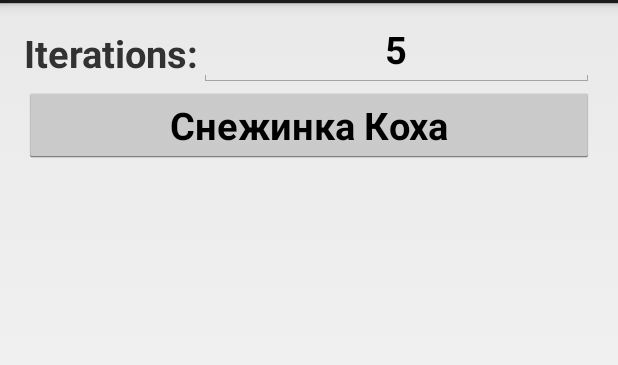
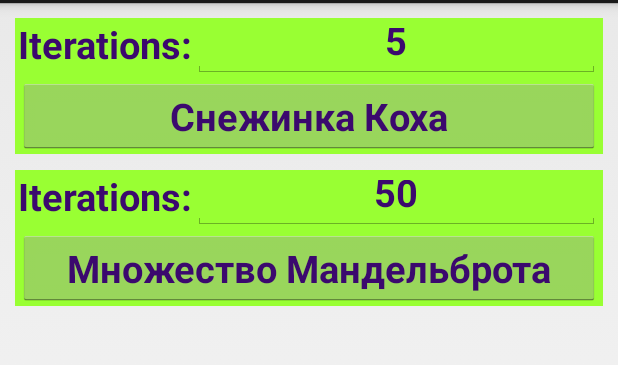
Before and after one commit to Dront/Fractals, an Android app: the screen it shows after launch (MainActivity), on a phone screen of 412 x 824 dp, the part 69-434 px from its top. Run offline under Robolectric (Android 15) with nearby library versions, the phone set to English and light mode, and no system bars.

Commit message:
Added Mandelbrot set, changed interface a bit

```diff
--- a/app/src/main/res/layout/activity_main.xml
+++ b/app/src/main/res/layout/activity_main.xml
@@ -13,7 +13,11 @@
         android:layout_width="wrap_content"
         android:layout_height="wrap_content"
         android:layout_alignParentLeft="true"
-        android:layout_alignParentStart="true">
+        android:layout_alignParentStart="true"
+        android:layout_marginBottom="@dimen/std_margin"
+        android:background="@color/std_background"
+        android:paddingLeft="@dimen/std_padding"
+        android:paddingRight="@dimen/std_padding">
 
         <RelativeLayout
             android:id="@+id/rowKoch"
@@ -47,7 +51,7 @@
         </RelativeLayout>
 
         <Button
-            android:id="@+id/btnDraw"
+            android:id="@+id/btnDrawKoch"
             android:layout_width="fill_parent"
             android:layout_height="wrap_content"
             android:layout_below="@id/rowKoch"
@@ -55,8 +59,63 @@
             android:text="@string/drawKoch"
             style="@style/stdText"
 
-            android:onClick="DrawKoch"/>
+            android:onClick="drawKoch"/>
 
     </RelativeLayout>
 
+    <RelativeLayout
+        android:id="@+id/MandelbrotLayout"
+        android:layout_width="fill_parent"
+        android:layout_height="wrap_content"
+        android:layout_below="@id/KochLayout"
+        android:layout_marginTop="@dimen/std_margin"
+        android:layout_marginBottom="@dimen/std_margin"
+        android:background="@color/std_background"
+        android:paddingLeft="@dimen/std_padding"
+        android:paddingRight="@dimen/std_padding">
+
+        <RelativeLayout
+            android:id="@+id/rowMandel"
+            android:layout_width="fill_parent"
+            android:layout_height="@dimen/std_row_height">
+
+            <TextView
+                android:id="@+id/txtViewMandel"
+                android:layout_width="wrap_content"
+                android:layout_height="fill_parent"
+                android:layout_alignParentLeft="true"
+                android:layout_alignParentStart="true"
+
+                style="@style/stdText"
+                android:gravity="start"
+                android:text="@string/MandelIterations" />
+
+            <EditText
+                android:layout_width="fill_parent"
+                android:layout_height="fill_parent"
+                android:id="@+id/edtTextMandelNum"
+                android:layout_toRightOf="@id/txtViewMandel"
+                android:layout_toEndOf="@id/txtViewMandel"
+
+                android:gravity="center"
+                android:inputType="numberDecimal"
+                style="@style/stdText"
+                android:text="@string/stdMandelNum"/>
+
+
+        </RelativeLayout>
+
+        <Button
+            android:id="@+id/btnDraw"
+            android:layout_width="fill_parent"
+            android:layout_height="wrap_content"
+            android:layout_below="@id/rowMandel"
+
+            android:text="@string/drawMandel"
+            style="@style/stdText"
+
+            android:onClick="drawMandel"/>
+
+        </RelativeLayout>
+
 </RelativeLayout>
--- /dev/null
+++ b/app/src/main/res/values/colors.xml
@@ -0,0 +1,8 @@
+<?xml version="1.0" encoding="utf-8"?>
+<resources>
+
+    <color name="std_text">#3B096E</color>
+    <color name="test_color">#FFFFFF</color>
+    <color name="std_background">#99FF33</color>
+
+</resources>
--- a/app/src/main/res/values/dimens.xml
+++ b/app/src/main/res/values/dimens.xml
@@ -1,7 +1,9 @@
 <resources>
     <!-- Default screen margins, per the Android Design guidelines. -->
-    <dimen name="activity_horizontal_margin">16dp</dimen>
-    <dimen name="activity_vertical_margin">16dp</dimen>
+    <dimen name="activity_horizontal_margin">10dp</dimen>
+    <dimen name="activity_vertical_margin">10dp</dimen>
 
     <dimen name="std_row_height">40sp</dimen>
+    <dimen name="std_margin">5sp</dimen>
+    <dimen name="std_padding">2sp</dimen>
 </resources>
--- a/app/src/main/res/values/strings.xml
+++ b/app/src/main/res/values/strings.xml
@@ -13,4 +13,8 @@
     <string name="KochIterations">Iterations: </string>
     <string name="stdKochNum">5</string>
 
+    <string name="drawMandel">Множество Мандельброта</string>
+    <string name="MandelIterations">Iterations: </string>
+    <string name="stdMandelNum">50</string>
+
 </resources>
--- a/app/src/main/res/values/styles.xml
+++ b/app/src/main/res/values/styles.xml
@@ -8,6 +8,7 @@
     <style name="stdText">
         <item name="android:textSize">25sp</item>
         <item name="android:textStyle">bold</item>
+        <item name="android:textColor">@color/std_text</item>
     </style>
 
 </resources>
```
Also changed, not shown: app/src/main/java/com/dront/fractals/Constants.java (added, +8 -0 lines), app/src/main/java/com/dront/fractals/MainActivity.java (+85 -13 lines), app/src/main/java/com/dront/fractals/PictureActivity.java (+16 -6 lines).
